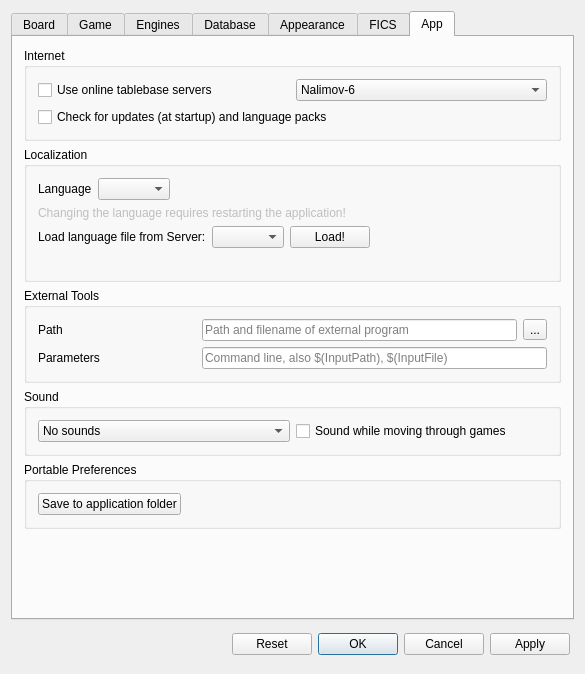
Isarhamster/chessx, file src/dialogs/preferences.ui: the form before one commit.
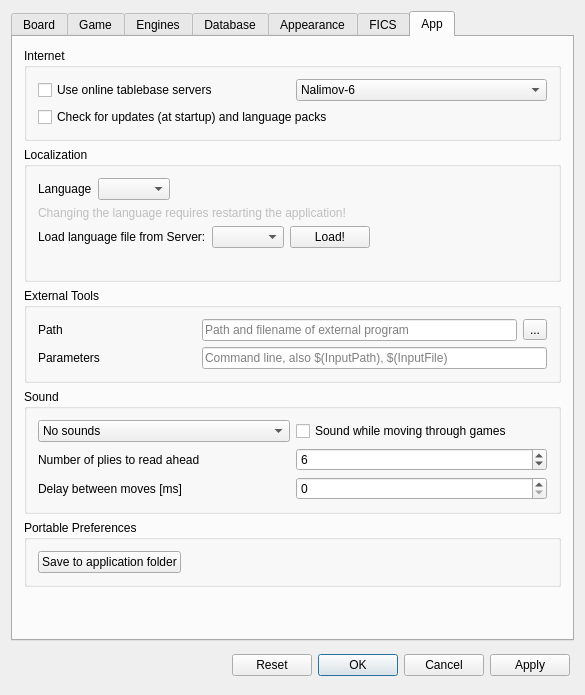
The form after the commit. The open tabs and pages were chosen to show the change. Icons and pictures are not drawn. Custom widgets are drawn as their Qt base class.

The edit to the form file:
```diff
--- a/src/dialogs/preferences.ui
+++ b/src/dialogs/preferences.ui
@@ -7,7 +7,7 @@
     <x>0</x>
     <y>0</y>
     <width>585</width>
-    <height>674</height>
+    <height>695</height>
    </rect>
   </property>
   <property name="windowTitle">
@@ -1611,6 +1611,23 @@
           <string>Sound</string>
          </property>
          <layout class="QGridLayout" name="gridLayout_7">
+          <item row="1" column="0">
+           <widget class="QLabel" name="labelPlyReadAhead">
+            <property name="text">
+             <string>Number of plies to read ahead</string>
+            </property>
+            <property name="buddy">
+             <cstring>plyReadAhead</cstring>
+            </property>
+           </widget>
+          </item>
+          <item row="0" column="1">
+           <widget class="QCheckBox" name="cbScreenReader">
+            <property name="text">
+             <string>Sound while moving through games</string>
+            </property>
+           </widget>
+          </item>
           <item row="0" column="0">
            <widget class="QComboBox" name="cbSoundOn">
             <item>
@@ -1630,10 +1647,30 @@
             </item>
            </widget>
           </item>
-          <item row="0" column="1">
-           <widget class="QCheckBox" name="cbScreenReader">
+          <item row="1" column="1">
+           <widget class="QSpinBox" name="plyReadAhead">
+            <property name="value">
+             <number>6</number>
+            </property>
+           </widget>
+          </item>
+          <item row="2" column="0">
+           <widget class="QLabel" name="labelDelayReadAhead">
             <property name="text">
-             <string>Sound while moving through games</string>
+             <string>Delay between moves [ms]</string>
+            </property>
+            <property name="buddy">
+             <cstring>delayReadAhead</cstring>
+            </property>
+           </widget>
+          </item>
+          <item row="2" column="1">
+           <widget class="QSpinBox" name="delayReadAhead">
+            <property name="maximum">
+             <number>5000</number>
+            </property>
+            <property name="singleStep">
+             <number>100</number>
             </property>
            </widget>
           </item>
```
Left out of the diff: 2 changed lines with no effect on the pictures.
